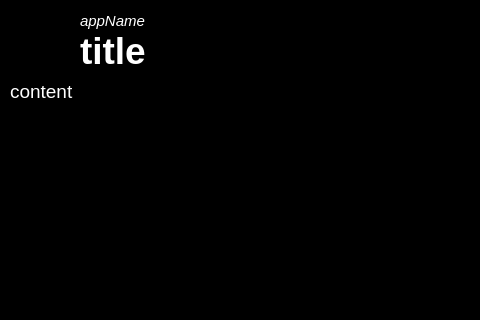
Old version of the form ui/main.ui in the repository bartekmuzyk/remoteNotificationsServer.
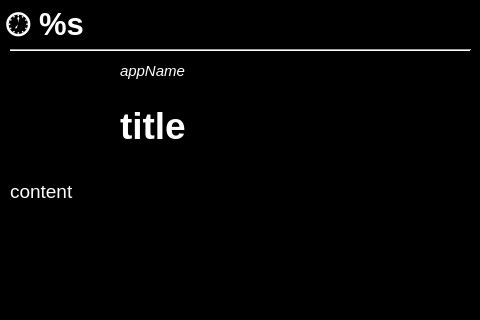
New version of the form.

The edit to the form file:
```diff
--- a/ui/main.ui
+++ b/ui/main.ui
@@ -45,9 +45,9 @@
     <property name="geometry">
      <rect>
       <x>10</x>
-      <y>10</y>
-      <width>61</width>
-      <height>61</height>
+      <y>60</y>
+      <width>101</width>
+      <height>101</height>
      </rect>
     </property>
     <property name="text">
@@ -60,9 +60,9 @@
    <widget class="QLabel" name="appName">
     <property name="geometry">
      <rect>
-      <x>80</x>
-      <y>10</y>
-      <width>391</width>
+      <x>120</x>
+      <y>60</y>
+      <width>351</width>
       <height>21</height>
      </rect>
     </property>
@@ -80,12 +80,24 @@
    <widget class="QLabel" name="title">
     <property name="geometry">
      <rect>
-      <x>80</x>
-      <y>30</y>
-      <width>391</width>
-      <height>41</height>
+      <x>120</x>
+      <y>90</y>
+      <width>351</width>
+      <height>71</height>
      </rect>
     </property>
+    <property name="minimumSize">
+     <size>
+      <width>351</width>
+      <height>0</height>
+     </size>
+    </property>
+    <property name="maximumSize">
+     <size>
+      <width>351</width>
+      <height>16777215</height>
+     </size>
+    </property>
     <property name="font">
      <font>
       <family>Arial</family>
@@ -97,14 +109,17 @@
     <property name="text">
      <string>title</string>
     </property>
+    <property name="wordWrap">
+     <bool>true</bool>
+    </property>
    </widget>
    <widget class="QLabel" name="content">
     <property name="geometry">
      <rect>
       <x>10</x>
-      <y>80</y>
+      <y>180</y>
       <width>461</width>
-      <height>231</height>
+      <height>131</height>
      </rect>
     </property>
     <property name="maximumSize">
@@ -129,6 +144,40 @@
      <bool>true</bool>
     </property>
    </widget>
+   <widget class="Line" name="line">
+    <property name="geometry">
+     <rect>
+      <x>10</x>
+      <y>40</y>
+      <width>461</width>
+      <height>20</height>
+     </rect>
+    </property>
+    <property name="orientation">
+     <enum>Qt::Horizontal</enum>
+    </property>
+   </widget>
+   <widget class="QLabel" name="timeDisplay">
+    <property name="geometry">
+     <rect>
+      <x>6</x>
+      <y>3</y>
+      <width>461</width>
+      <height>41</height>
+     </rect>
+    </property>
+    <property name="font">
+     <font>
+      <family>Arial</family>
+      <pointsize>23</pointsize>
+      <weight>75</weight>
+      <bold>true</bold>
+     </font>
+    </property>
+    <property name="text">
+     <string>🕖 %s</string>
+    </property>
+   </widget>
   </widget>
  </widget>
  <resources/>
```
